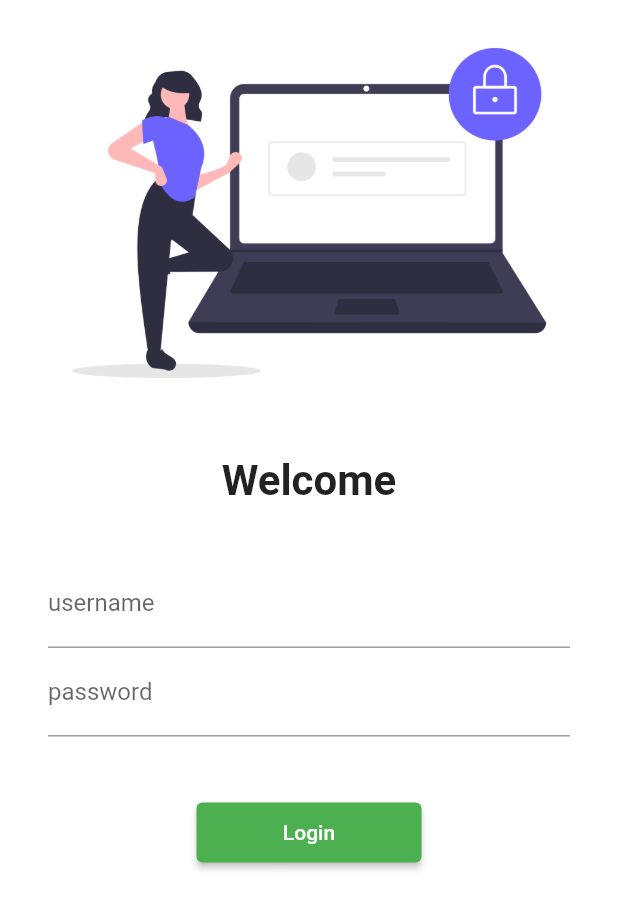
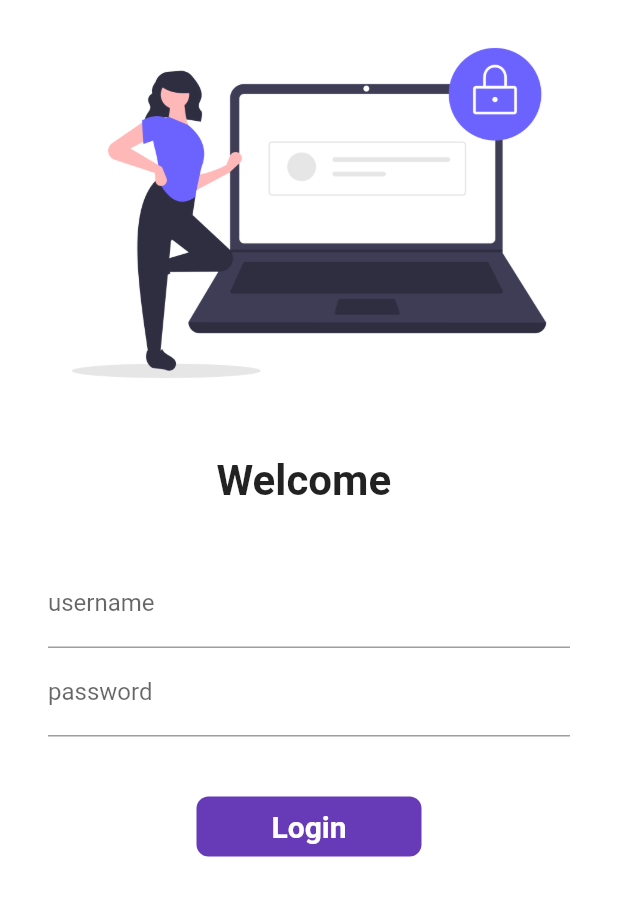
Before and after one commit to 452Harsh/30daysofflutter, a Flutter app: the screen it shows after launch, on a phone screen of 412 x 824 dp. Shown: the top 909 px of the screen. Run offline on Flutter 3.47's test engine with Material 2 defaults, Android fonts, the phone set to English and light mode, and no system bars.

Commit message:
day6 completed

```diff
--- a/lib/main.dart
+++ b/lib/main.dart
@@ -12,7 +12,7 @@ class Myapp extends StatelessWidget {
     return MaterialApp(
       themeMode: ThemeMode.light,
 
-      theme: ThemeData(primarySwatch: Colors.green),
+      theme: ThemeData(primarySwatch: Colors.blue),
       darkTheme: ThemeData(brightness: Brightness.dark,
       ),
       //initialRoute: "/home",
--- a/lib/pages/loginpage.dart
+++ b/lib/pages/loginpage.dart
@@ -1,7 +1,14 @@
 import 'package:flutter/material.dart';
 import 'package:flutter_application_1/utils/routes.dart';
 
-class LoginPage extends StatelessWidget {
+class LoginPage extends StatefulWidget {
+  @override
+  State<LoginPage> createState() => _LoginPageState();
+}
+
+class _LoginPageState extends State<LoginPage> {
+  String name = "";
+  bool changeButton = false;
   @override
   Widget build(BuildContext context) {
     return Material(
@@ -17,7 +24,7 @@ class LoginPage extends StatelessWidget {
                 height: 20.0,
               ),
               Text(
-                "Welcome",
+                "Welcome $name",
                 style: TextStyle(
                   fontSize: 28,
                   fontWeight: FontWeight.bold,
@@ -36,6 +43,10 @@ class LoginPage extends StatelessWidget {
                         hintText: "Enter username",
                         labelText: "username",
                       ),
+                      onChanged: (value) {
+                        name = value;
+                        setState(() {});
+                      },
                     ),
                     TextFormField(
                       obscureText: true,
@@ -47,13 +58,41 @@ class LoginPage extends StatelessWidget {
                     SizedBox(
                       height: 40.0,
                     ),
-                    ElevatedButton(
-                      child: Text("Login"),
-                      style: TextButton.styleFrom(minimumSize: Size(150, 40)),
-                      onPressed: () {
-                        Navigator.pushNamed(context, MyRoutes.homeRoute);
+                    InkWell(
+                      onTap: () async {
+                        setState(() {
+                          changeButton = true;
+                        });
+                       await Future.delayed(Duration(seconds: 1));
+                       Navigator.pushNamed(context, MyRoutes.homeRoute);
                       },
-                    )
+                      child: AnimatedContainer(
+                        duration: Duration(seconds: 1),
+                        width: changeButton ? 50 : 150,
+                        height: 40,
+                        alignment: Alignment.center,
+                        child: changeButton
+                            ? Icon(Icons.done, color: Colors.white)
+                            : Text(
+                                "Login",
+                                style: TextStyle(
+                                    color: Colors.white,
+                                    fontWeight: FontWeight.bold,
+                                    fontSize: 20),
+                              ),
+                        decoration: BoxDecoration(
+                            color: Colors.deepPurple,
+                            borderRadius:
+                                BorderRadius.circular(changeButton ? 50 : 8)),
+                      ),
+                    ),
+                    // ElevatedButton(
+                    //   child: Text("Login"),
+                    //   style: TextButton.styleFrom(minimumSize: Size(150, 40)),
+                    //   onPressed: () {
+                    //     Navigator.pushNamed(context, MyRoutes.homeRoute);
+                    //   },
+                    // )
                   ],
                 ),
               ),
```
